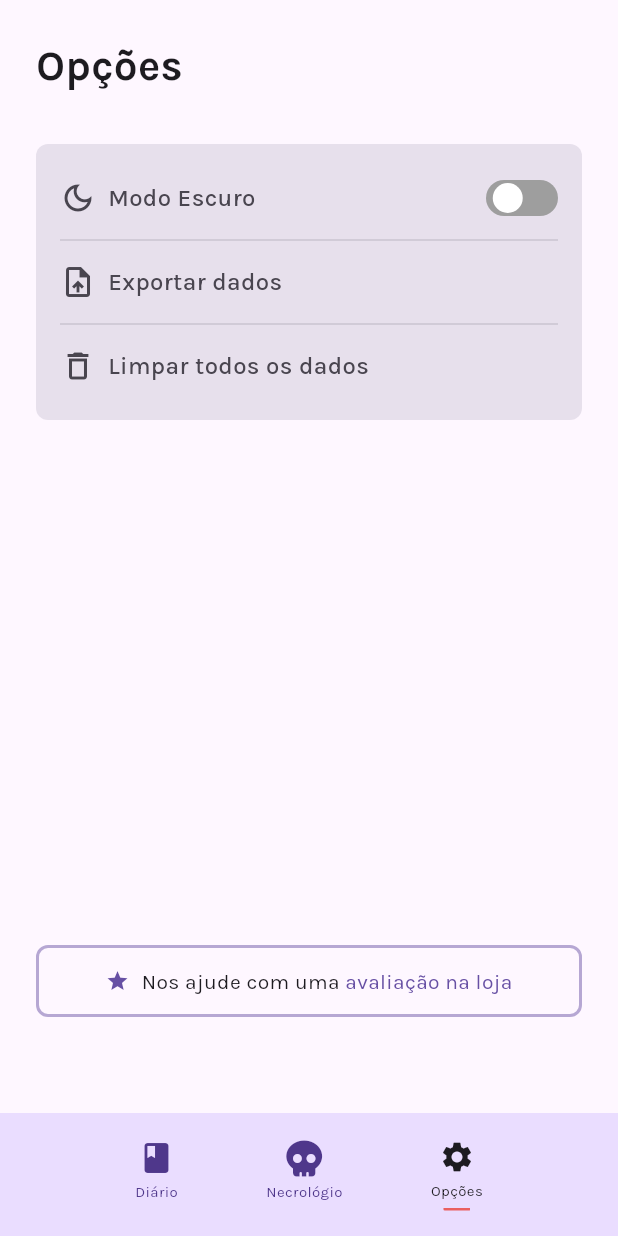
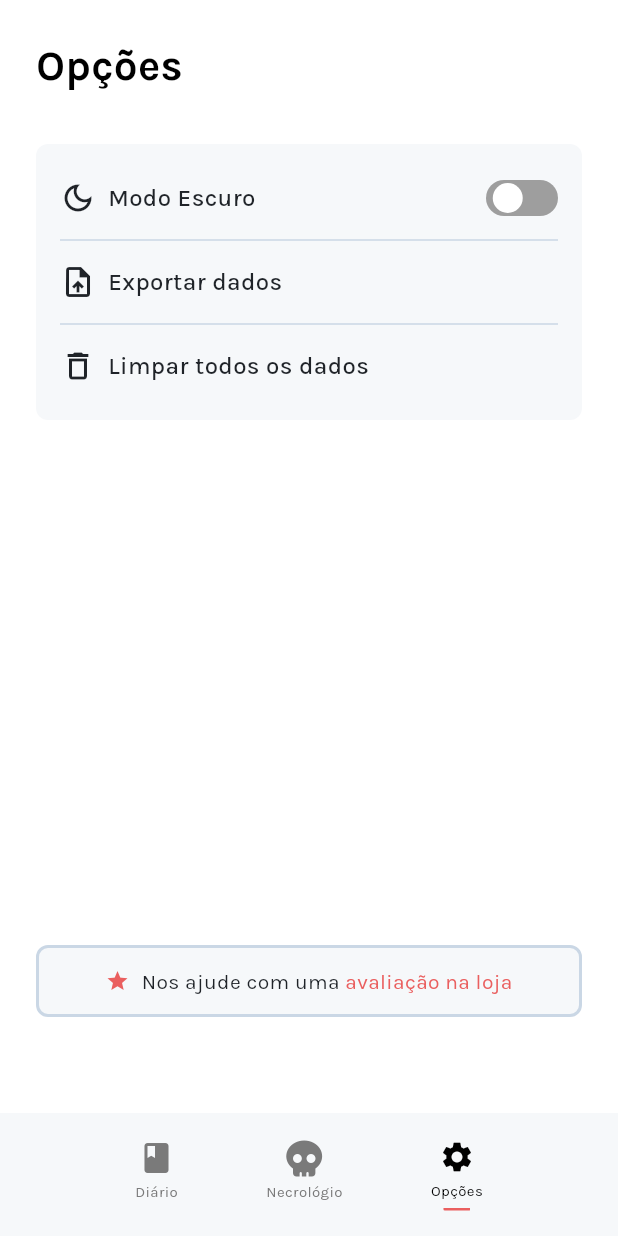
Before and after one commit to kelvinwieth/necrologium, a Flutter app: the OptionsScreen screen opened by its route, on a phone screen of 412 x 824 dp. Run offline on Flutter 3.47's test engine with Material 3 defaults, Android fonts, the phone set to English and light mode, and no system bars; drawn by our look-alikes of flutter_switch; our stand-ins replace dartx, equatable, flutter_bloc, flutter_svg, font_awesome_flutter, go_router and 1 more; missing offline and left inert: dart_date.

Commit message:
fix: light theme

```diff
--- a/lib/main.dart
+++ b/lib/main.dart
@@ -25,7 +25,9 @@ class NecrologiumApp extends StatelessWidget {
           debugShowCheckedModeBanner: false,
           routerConfig: Navigation.router,
           themeMode: mode,
-          theme: ThemeData(fontFamily: 'Karla'),
+          theme: ThemeData(fontFamily: 'Karla').copyWith(
+            colorScheme: NeColorSchemes.light,
+          ),
           darkTheme: ThemeData(fontFamily: 'Karla').copyWith(
             colorScheme: NeColorSchemes.darkScheme,
           ),
--- a/lib/options/ui/options_screen.dart
+++ b/lib/options/ui/options_screen.dart
@@ -149,10 +149,10 @@ class _RateUsButton extends StatelessWidget {
   Widget build(BuildContext context) {
     return Container(
       decoration: BoxDecoration(
-        color: context.colors.surface,
+        color: context.colors.tertiaryContainer,
         borderRadius: BorderRadius.circular(8),
         border: Border.all(
-          color: context.colors.primary.withOpacity(0.48),
+          color: context.colors.onTertiary,
           width: 2,
         ),
       ),
@@ -164,7 +164,7 @@ class _RateUsButton extends StatelessWidget {
           Icon(
             Icons.star,
             size: 16,
-            color: context.colors.primary,
+            color: context.colors.tertiary,
           ),
           const HorizontalSpace(8),
           Text(
@@ -176,7 +176,7 @@ class _RateUsButton extends StatelessWidget {
           Text(
             ' avaliação na loja',
             style: TextStyle(
-              color: context.colors.primary,
+              color: context.colors.tertiary,
             ),
           ),
         ],
--- a/lib/shared/ui/styles/ne_colors.dart
+++ b/lib/shared/ui/styles/ne_colors.dart
@@ -2,7 +2,8 @@ import 'package:flutter/material.dart';
 
 abstract class NeColors {
   static const Color green = Color(0xFF73DD6A);
-  static const Color orange = Color(0xFFFFB84F);
+  static const Color darkOrange = Color(0xFFFFB84F);
+  static const Color orange48 = Color(0x7AFFB84F);
   static const Color pink = Color(0xFFEA5F5F);
 
   static const Color gray8b = Color(0xFF141414);
@@ -10,6 +11,12 @@ abstract class NeColors {
   static const Color gray24b = Color(0xFF3D3D3D);
   static const Color gray48b = Color(0xFF7A7A7A);
   static const Color gray72b = Color(0xFFB8B8B8);
+
+  static const Color darkGray16b = Color(0xFF1F2328);
+  static const Color darkGray48b = Color(0xFF69717A);
+  static const Color lightBackground1 = Color(0xFFF6F8FA);
+  static const Color lightBackground2 = Color(0xFFCAD7E5);
+  static const Color lightOrange = Color(0xFFFFAF37);
 }
 
 abstract class NeColorSchemes {
@@ -18,7 +25,7 @@ abstract class NeColorSchemes {
     onBackground: Colors.white,
     outline: NeColors.gray72b,
     outlineVariant: NeColors.gray24b,
-    primary: NeColors.orange,
+    primary: NeColors.darkOrange,
     onPrimary: Colors.black,
     primaryContainer: NeColors.gray24b,
     onPrimaryContainer: NeColors.gray48b,
@@ -26,5 +33,26 @@ abstract class NeColorSchemes {
     onSurface: Colors.white,
     surfaceVariant: NeColors.gray8b,
     onSurfaceVariant: Colors.white,
+    tertiary: NeColors.darkOrange,
+    onTertiary: NeColors.orange48,
+    tertiaryContainer: NeColors.gray16b,
+  );
+
+  static const light = ColorScheme.light(
+    background: Colors.white,
+    onBackground: Colors.black,
+    outline: NeColors.darkGray16b,
+    outlineVariant: NeColors.lightBackground2,
+    primary: NeColors.lightOrange,
+    onPrimary: Colors.black,
+    primaryContainer: NeColors.lightBackground1,
+    onPrimaryContainer: NeColors.gray48b,
+    surface: NeColors.lightBackground1,
+    onSurface: NeColors.darkGray16b,
+    surfaceVariant: NeColors.lightBackground1,
+    onSurfaceVariant: NeColors.darkGray16b,
+    tertiary: NeColors.pink,
+    onTertiary: NeColors.lightBackground2,
+    tertiaryContainer: NeColors.lightBackground1,
   );
 }
```
Also changed, not shown: lib/diary/ui/widgets/calendar.dart (+18 -6 lines), lib/shared/ui/widgets/action_card.dart (+7 -1 lines).
